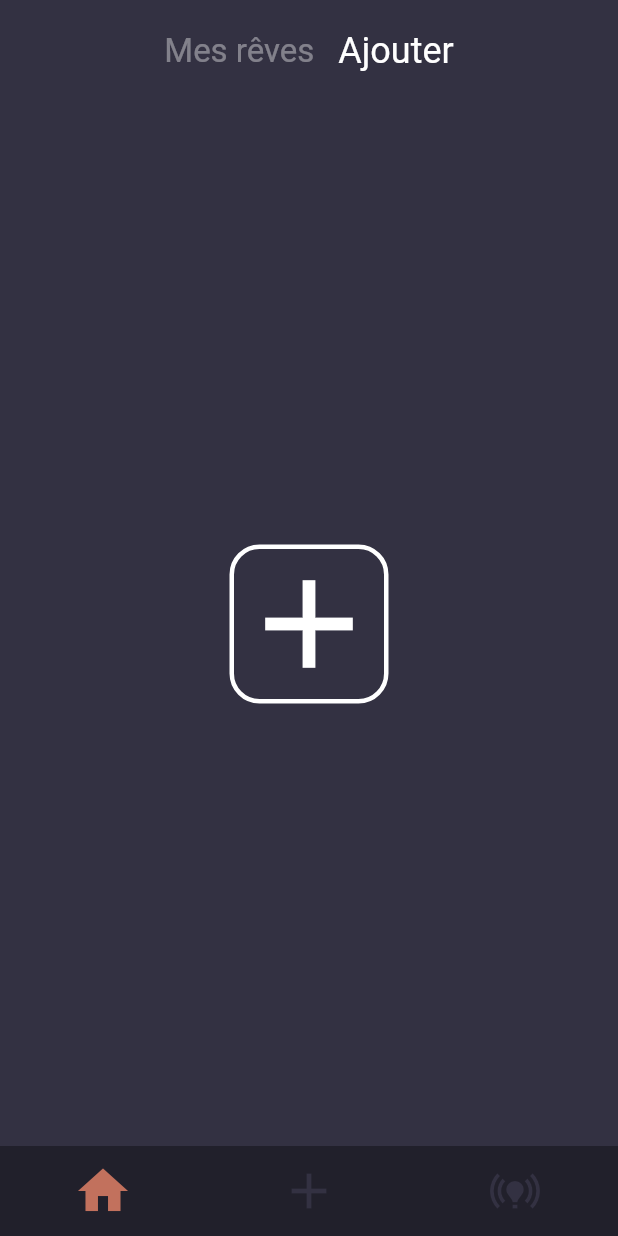
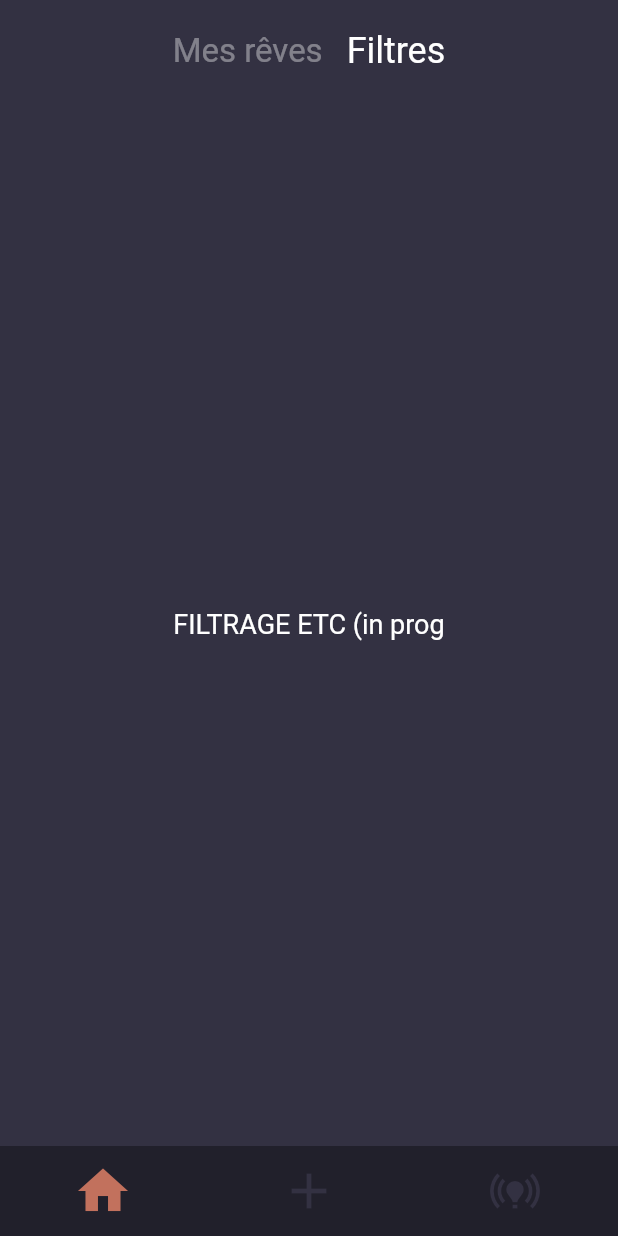
Before and after one commit to Elymne/erevho, a Flutter app: the PersonnalPage screen opened by its route, swiped to page 2, on a phone screen of 412 x 824 dp. Run offline on Flutter 3.47's test engine with Material 2 defaults, Android fonts, the phone set to English and light mode, and no system bars; our stand-ins replace fluro, flutter_riverpod, freezed_annotation, get_it, google_fonts, hive and 3 more; accounts and stored records are empty; generated files the repository leaves out were written again; Roboto replaces fonts that are missing (Hind).

```diff
--- a/lib/application/pages/personnal/personnal_page.dart
+++ b/lib/application/pages/personnal/personnal_page.dart
@@ -59,28 +59,9 @@ class PersonnalPageState extends ConsumerState<PersonnalPage> {
               ],
             ),
             // Page 2 : create one dream \\
-            Column(
-              mainAxisSize: MainAxisSize.min,
-              mainAxisAlignment: MainAxisAlignment.spaceAround,
-              children: [
-                GestureDetector(
-                  onTap: () => controller.accessToCreateDreamFormPage(),
-                  child: Container(
-                    decoration: BoxDecoration(
-                      border: Border.all(
-                        color: pureWhite,
-                        style: BorderStyle.solid,
-                        width: 3,
-                      ),
-                      borderRadius: BorderRadius.circular(20),
-                    ),
-                    child: const Icon(Icons.add, size: 100),
-                  ),
-                ),
-              ],
-            ),
+            const Center(child: Text('FILTRAGE ETC (in prog'))
           ],
-          pagesNames: const ['Mes rêves', 'Ajouter'],
+          pagesNames: const ['Mes rêves', 'Filtres'],
         ),
       ),
       bottomNavigationBar: BottomBar(pageSelected: PageSelected.personnal),
```
